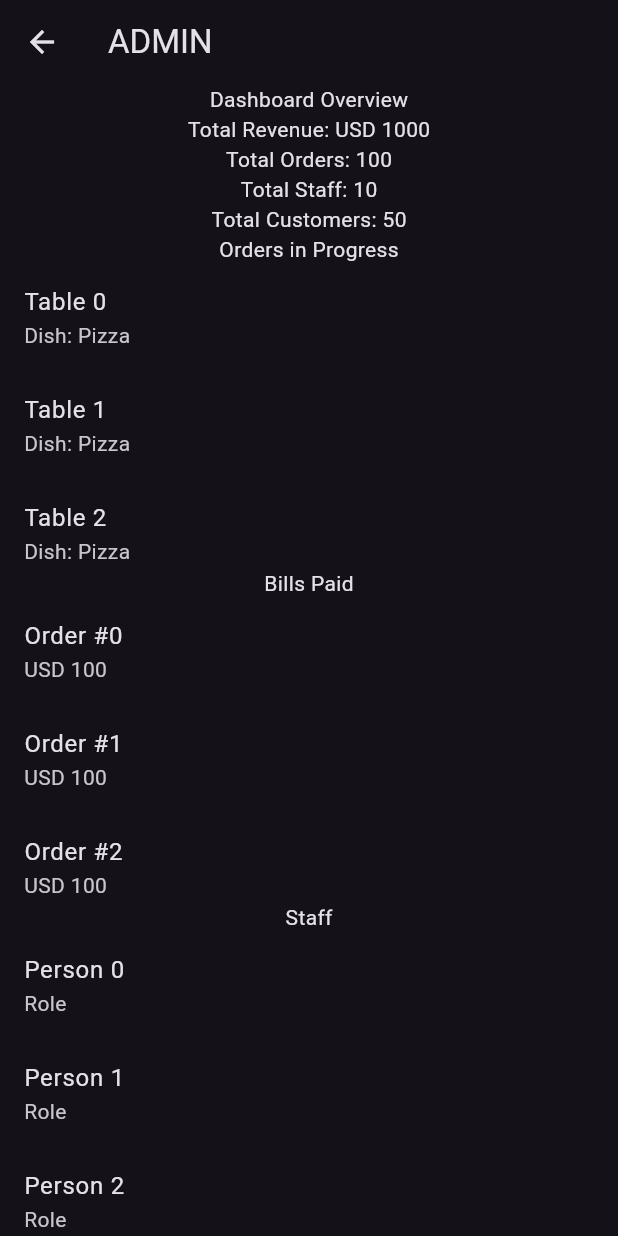
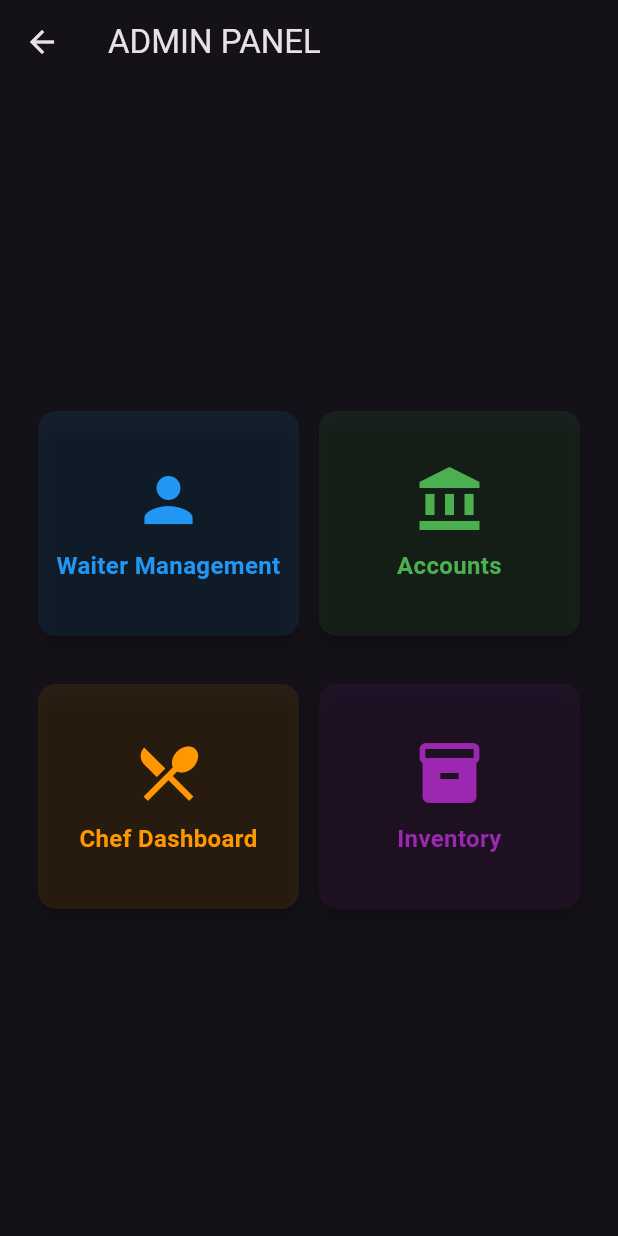
Before and after one commit to Arpit-Mohapatra007/hotelmanagement, a Flutter app: the AdminDashboard screen opened directly, on a phone screen of 412 x 824 dp. Run offline on Flutter 3.47's test engine with Material 3 defaults, Android fonts, the phone set to English and light mode, and no system bars; our stand-ins replace cloud_firestore, firebase_auth, firebase_core, flutter_hooks, flutter_riverpod, freezed_annotation and 2 more; accounts and stored records are empty.

Commit message:
admin setup

```diff
--- a/lib/features/staff/admin/views/admin_dashboard.dart
+++ b/lib/features/staff/admin/views/admin_dashboard.dart
@@ -1,60 +1,111 @@
 import 'package:flutter/material.dart';
-
+import 'package:go_router/go_router.dart';
+import 'package:hotelmanagement/core/router/router.dart';
 class AdminDashboard extends StatelessWidget {
   const AdminDashboard({super.key});
 
   @override
   Widget build(BuildContext context) {
+    final screenWidth = MediaQuery.of(context).size.width;
+    final cardWidth = screenWidth / 2 - 32;  // Divide screen into two, minus padding
+
     return Scaffold(
       appBar: AppBar(
-        title: const Text('ADMIN'),
+        title: const Text('ADMIN PANEL'),
       ),
       body: Center(
-        child: Column(
-          crossAxisAlignment: CrossAxisAlignment.center,
-          children: [
-            const Text('Dashboard Overview'),
-            const Text('Total Revenue: USD 1000'),
-            const Text('Total Orders: 100'),
-            const Text('Total Staff: 10'),
-            const Text('Total Customers: 50'),
-            const Text('Orders in Progress'),
-            Expanded(
-              child: ListView.builder(
-                itemCount: 5,
-                itemBuilder: (context, index) {
-                  return ListTile(
-                    title: Text('Table $index'),
-                    subtitle: const Text('Dish: Pizza'),
-                  );
-                }
+        child: Padding(
+          padding: const EdgeInsets.all(16.0),
+          child: Column(
+            mainAxisAlignment: MainAxisAlignment.center,
+            children: [
+              Row(
+                mainAxisAlignment: MainAxisAlignment.spaceEvenly,
+                children: [
+                  _buildDashboardCard(
+                    context,
+                    icon: Icons.person,
+                    label: 'Waiter Management',
+                    color: Colors.blue,
+                    width: cardWidth,
+                    routeName: AppRouteNames.waiterDashboard,  // Replace with your actual route name
+                  ),
+                  _buildDashboardCard(
+                    context,
+                    icon: Icons.account_balance,
+                    label: 'Accounts',
+                    color: Colors.green,
+                    width: cardWidth,
+                    routeName: AppRouteNames.accountsDashboard,  // Replace with your actual route name
+                  ),
+                ],
               ),
-            ),
-            const Text('Bills Paid'),
-            Expanded(
-              child: ListView.builder(
-                itemCount: 5,
-                itemBuilder: (context, index) {
-                  return ListTile(
-                    title: Text('Order #$index'),
-                    subtitle: const Text('USD 100'),
-                  );
-                }
+              const SizedBox(height: 24),  // Space between rows
+              Row(
+                mainAxisAlignment: MainAxisAlignment.spaceEvenly,
+                children: [
+                  _buildDashboardCard(
+                    context,
+                    icon: Icons.restaurant_menu,
+                    label: 'Chef Dashboard',
+                    color: Colors.orange,
+                    width: cardWidth,
+                    routeName: AppRouteNames.chefDashboard,  // Replace with your actual route name
+                  ),
+                  _buildDashboardCard(
+                    context,
+                    icon: Icons.inventory,
+                    label: 'Inventory',
+                    color: Colors.purple,
+                    width: cardWidth,
+                    routeName: AppRouteNames.inventoryDashboard,  // Replace with your actual route name
+                  ),
+                ],
               ),
-            ),
-            const Text('Staff'),
-            Expanded(
-              child: ListView.builder(
-                itemCount: 5,
-                itemBuilder: (context, index) {
-                  return ListTile(
-                    title: Text('Person $index'),
-                    subtitle: const Text('Role'),
-                  );
-                }
+            ],
+          ),
+        ),
+      ),
+    );
+  }
+
+  Widget _buildDashboardCard(
+    BuildContext context, {
+    required IconData icon,
+    required String label,
+    required Color color,
+    required double width,
+    required String routeName,
+  }) {
+    return InkWell(
+      onTap: () {
+        context.goNamed(routeName);  // Navigate to the specified route
+      },
+      borderRadius: BorderRadius.circular(12),
+      child: Card(
+        elevation: 4,
+        // ignore: deprecated_member_use
+        color: color.withOpacity(0.1),
+        shape: RoundedRectangleBorder(borderRadius: BorderRadius.circular(12)),
+        child: SizedBox(
+          width: width,
+          height: 150,  // Fixed height for uniformity
+          child: Column(
+            mainAxisAlignment: MainAxisAlignment.center,
+            children: [
+              Icon(icon, size: 48, color: color),
+              const SizedBox(height: 8),
+              Text(
+                label,
+                style: TextStyle(
+                  fontSize: 16,
+                  fontWeight: FontWeight.bold,
+                  color: color,
+                ),
+                textAlign: TextAlign.center,
               ),
-            ),
-          ],
+            ],
+          ),
         ),
       ),
     );
```
Also changed, not shown: lib/core/router/router.dart (+40 -0 lines), lib/features/authentication/views/login.dart (+14 -0 lines), lib/features/staff/accounts/views/accountant_dashboard.dart (+10 -1 lines), lib/features/staff/chef/views/chef_dashboard.dart (+10 -1 lines), lib/features/staff/inventory/views/inventory_dashboard.dart (+10 -1 lines), lib/features/staff/waiter/views/waiter_dashboard.dart (+10 -1 lines).
